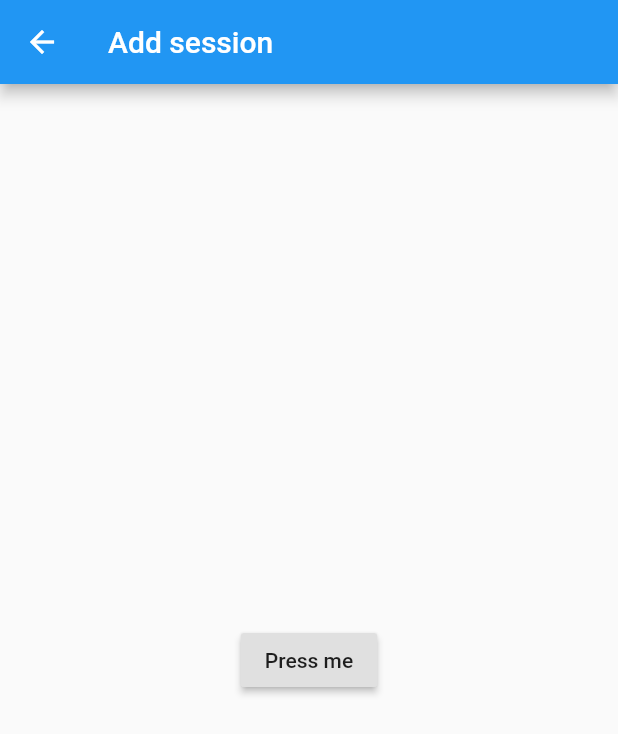
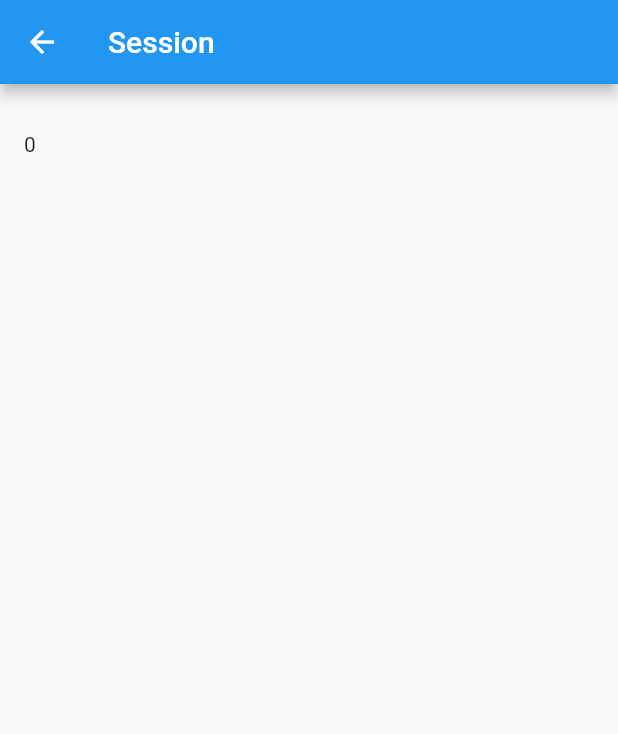
Before and after one commit to torgammelgard/poker-trax-2, a Flutter app: the screen it shows after launch, after a tap on the "add" icon, on a phone screen of 412 x 824 dp. Shown: the top 734 px of the screen. Run offline on Flutter 3.47's test engine with Material 2 defaults, Android fonts, the phone set to English and light mode, and no system bars; our stand-ins replace easy_localization, flushbar.

Commit message:
Add session screen
Here Session information is displayed.

```diff
--- a/assets/translations/en-US.json
+++ b/assets/translations/en-US.json
@@ -1,6 +1,6 @@
 {
   "title": "Poker Trax 2",
-  "add_session": "Add session",
+  "session": "Session",
   "btn_press_me": "Press me",
   "flushbar_message": "Hello from a Flushbar",
   "click_me": "Click Me"
--- a/assets/translations/en.json
+++ b/assets/translations/en.json
@@ -1,6 +1,6 @@
 {
   "title": "Poker Trax 2 (from en)",
-  "add_session": "Add session (from en)",
+  "session": "Session (from en)",
   "btn_press_me": "Click me (from en)",
   "flushbar_message": "Hello from a Flushbar (from en)",
   "click_me": "Click Me (from en)",
--- a/assets/translations/sv.json
+++ b/assets/translations/sv.json
@@ -1,6 +1,6 @@
 {
   "title": "Poker Trax 2",
-  "add_session": "Lägg till session",
+  "session": "Session",
   "btn_press_me": "Tryck på mig",
   "flushbar_message": "Hej från Flushbar",
   "click_me": "Tryck på mig"
--- a/lib/HomeScreen.dart
+++ b/lib/HomeScreen.dart
@@ -1,7 +1,8 @@
 import 'package:easy_localization/easy_localization.dart';
 import 'package:flutter/material.dart';
-import 'package:poker_trax_2/AddSession.dart';
+import 'package:poker_trax_2/SessionScreen.dart';
 
+import 'Session.dart';
 import 'SessionListView.dart';
 
 class HomeScreen extends StatelessWidget {
@@ -21,7 +22,10 @@ class HomeScreen extends StatelessWidget {
       floatingActionButton: FloatingActionButton(
         onPressed: () {
           Navigator.push(
-              context, MaterialPageRoute(builder: (context) => AddSession()));
+              context,
+              MaterialPageRoute(
+                  builder: (context) => SessionScreen(
+                      session: Session(result: 0, location: ""))));
         },
         tooltip: 'Increment',
         child: Icon(Icons.add),
--- a/lib/Session.dart
+++ b/lib/Session.dart
@@ -2,5 +2,5 @@ class Session {
   final int result;
   final String location;
 
-  const Session({this.result, this.location}) : assert(location != null);
+  Session({this.result, this.location});
 }
--- a/lib/SessionListView.dart
+++ b/lib/SessionListView.dart
@@ -1,4 +1,5 @@
 import 'package:flutter/material.dart';
+import 'package:poker_trax_2/SessionScreen.dart';
 
 import 'Session.dart';
 
@@ -24,6 +25,9 @@ class SessionListView extends StatelessWidget {
                   image: AssetImage('assets/graph.png'),
                 )),
             trailing: Icon(const IconData(0xe3c9, fontFamily: 'MaterialIcons')),
+            onTap: () {
+              Navigator.push(context, MaterialPageRoute(builder: (context) => SessionScreen(session: sessions[index],)));
+            },
           );
         });
   }
--- a/lib/AddSession.dart
+++ b/lib/SessionScreen.dart
@@ -2,21 +2,23 @@ import 'package:easy_localization/easy_localization.dart';
 import 'package:flushbar/flushbar.dart';
 import 'package:flutter/material.dart';
 
-class AddSession extends StatelessWidget {
+import 'Session.dart';
+
+class SessionScreen extends StatelessWidget {
+  final Session session;
+
   @override
   Widget build(BuildContext context) {
     return Scaffold(
-      appBar: AppBar(
-        title: Text('add_session'.tr()),
-      ),
-      body: Center(
-        child: RaisedButton(
-            child: Text('btn_press_me'.tr()),
-            onPressed: () {
-              showSimpleFlushbar(context);
-            }),
-      ),
-    );
+        appBar: AppBar(
+          title: Text('session'.tr()),
+        ),
+        body: Padding(
+            padding: EdgeInsets.all(16.0),
+            child: Column(children: [
+              Text(session.location),
+              Text(session.result.toString())
+            ])));
   }
 
   void showSimpleFlushbar(BuildContext context) {
@@ -38,4 +40,6 @@ class AddSession extends StatelessWidget {
       // Show it with a cascading operator
     )..show(context);
   }
+
+  SessionScreen({Key key, @required this.session}) : super(key: key);
 }
```
